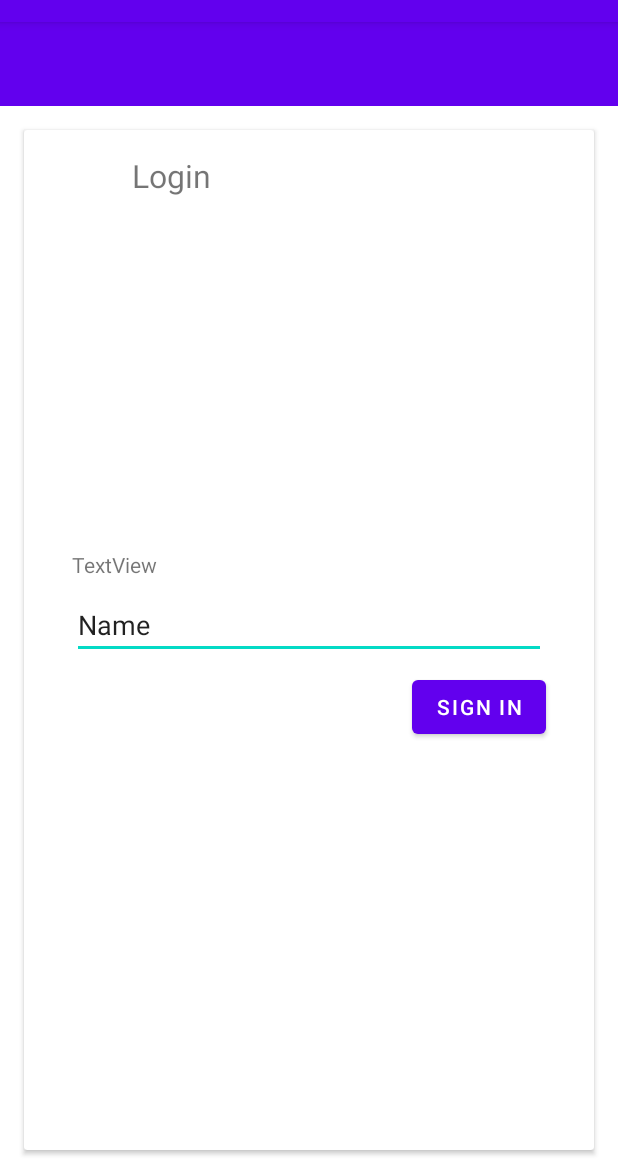
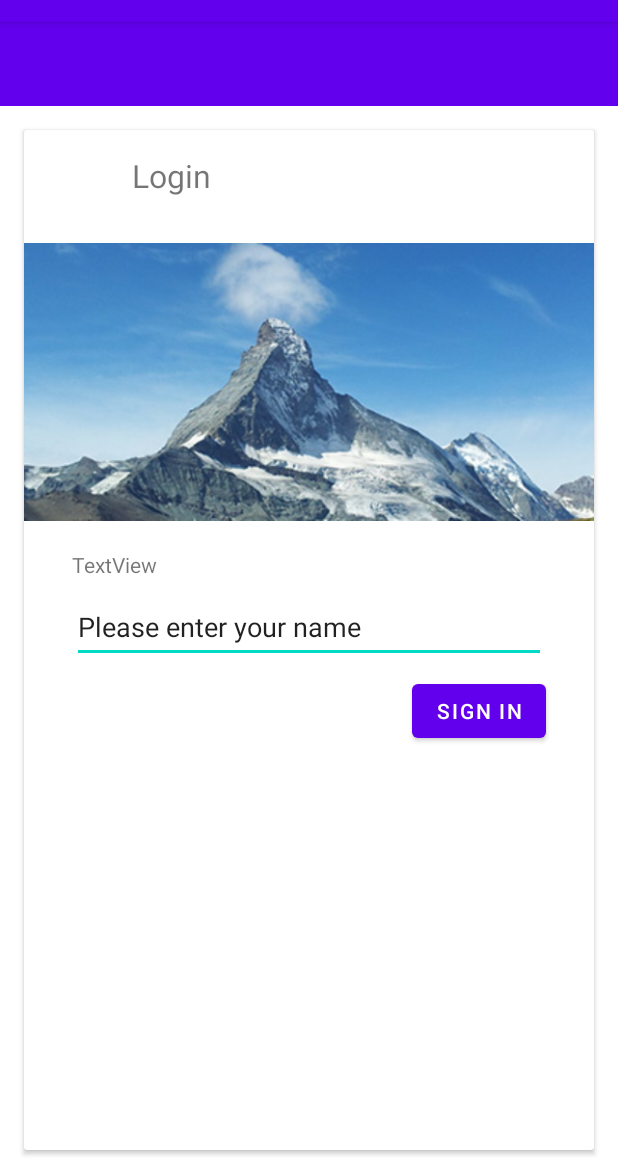
Before and after one commit to a97marbr/LoginScreenDemo, an Android app: the screen it shows after launch (MainActivity), on a phone screen of 412 x 824 dp, the part 62-1236 px from its top. Run offline under Robolectric (Android 15) with nearby library versions, the phone set to English and light mode, and no system bars.

Commit message:
Added hero image

```diff
--- a/app/src/main/res/layout/activity_main.xml
+++ b/app/src/main/res/layout/activity_main.xml
@@ -81,7 +81,7 @@
                     android:layout_width="match_parent"
                     android:layout_height="192dp"
                     tools:layout_editor_absoluteY="72dp"
-                    tools:srcCompat="@tools:sample/backgrounds/scenic" />
+                    android:src="@drawable/matterhorn_16x9" />
 
                 <TextView
                     android:id="@+id/card_body_info"
@@ -102,7 +102,8 @@
                     android:layout_marginEnd="32dp"
                     android:ems="10"
                     android:inputType="textPersonName"
-                    android:text="Name"
+                    android:minHeight="48dp"
+                    android:text="Please enter your name"
                     app:layout_constraintEnd_toEndOf="parent"
                     app:layout_constraintStart_toStartOf="parent"
                     app:layout_constraintTop_toBottomOf="@id/card_body_info" />
```
Also changed, not shown: app/src/main/res/drawable-v24/matterhorn_16x9.jpg (added).
